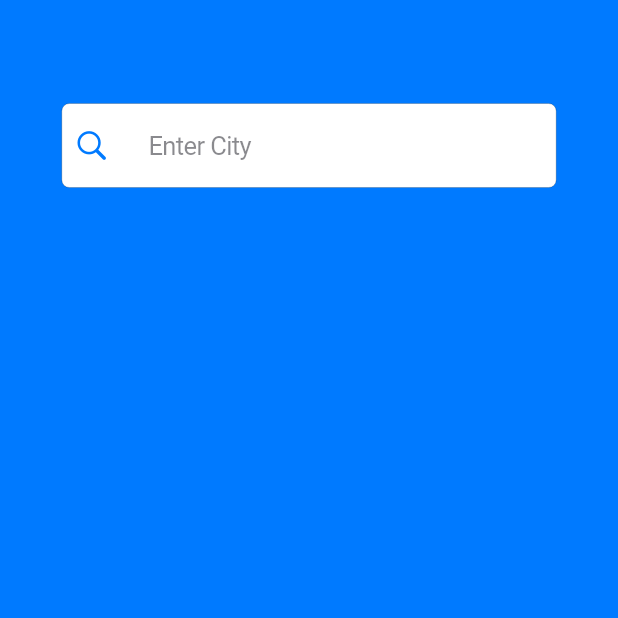
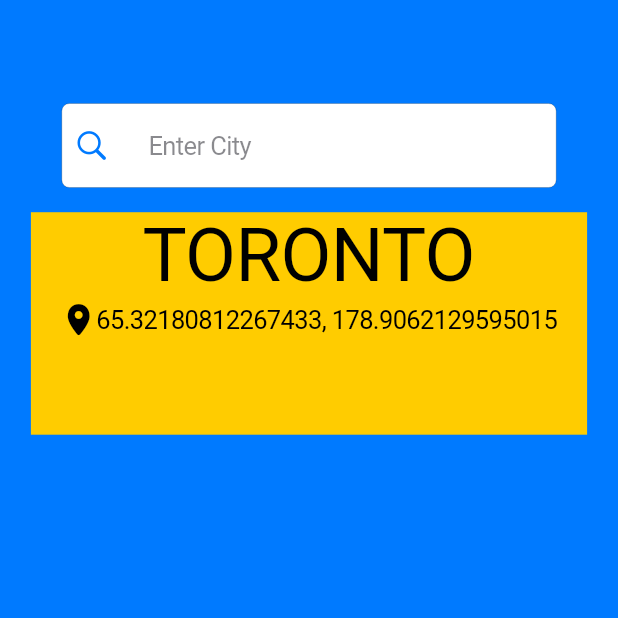
Before and after one commit to Sadman-123/Cloud-Mate, a Flutter app: the screen it shows after launch, on a phone screen of 412 x 824 dp, the top half of it. Run offline on Flutter 3.47's test engine with Material 3 defaults, Android fonts, the phone set to English and light mode, and no system bars.

Commit message:
made location card

```diff
--- /dev/null
+++ b/lib/custom_widget/location_card.dart
@@ -0,0 +1,29 @@
+import 'package:flutter/cupertino.dart';
+class LocationCard extends StatelessWidget{
+  final double mdw,mdh;
+  const LocationCard({super.key, required this.mdw, required this.mdh});
+  @override
+  Widget build(BuildContext context) {
+    return Container(
+      color: CupertinoColors.systemYellow,
+      height: mdh*0.18,
+      width: mdw*0.9,
+      child: Column(
+        children: [
+          Text("TORONTO",style: TextStyle(
+            fontSize: mdw*0.12,
+            overflow: TextOverflow.ellipsis
+          ),),
+          SizedBox(height: mdh*0.002,),
+          Row(
+            mainAxisAlignment: MainAxisAlignment.center,
+            children: [
+              Icon(CupertinoIcons.location_solid,color: CupertinoColors.black,),
+              Text("65.32180812267433, 178.9062129595015",overflow: TextOverflow.ellipsis,)
+            ],
+          )
+        ],
+      ),
+    );
+  }
+}
--- a/lib/screen/app.dart
+++ b/lib/screen/app.dart
@@ -1,4 +1,5 @@
 import 'package:flutter/cupertino.dart';
+import 'package:jossweather/custom_widget/location_card.dart';
 import 'package:jossweather/custom_widget/search_bar.dart';
 class App extends StatelessWidget{
   @override
@@ -14,7 +15,9 @@ class App extends StatelessWidget{
       child: Center(
         child: Column(
           children: [
-            SearchBar(mdh: mdh,mdw: mdw,)
+            SearchBar(mdh: mdh,mdw: mdw,),
+            SizedBox(height: mdh*0.02,),
+            LocationCard(mdw: mdw, mdh: mdh)
           ],
         ),
       ),
```
